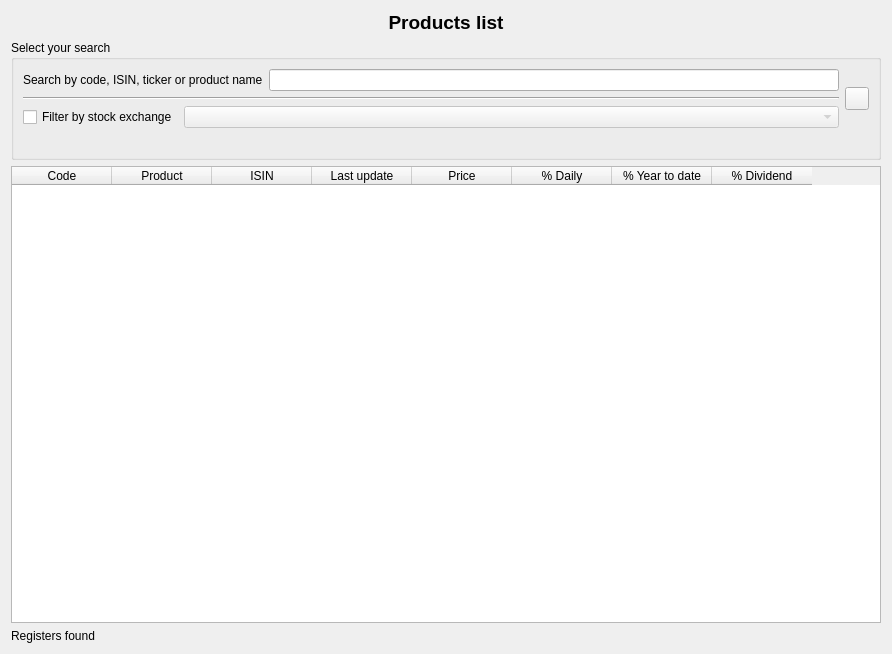
Before: the Qt Designer form xulpymoney/ui/wdgProducts.ui in turulomio/xulpymoney, drawn with Qt 5.
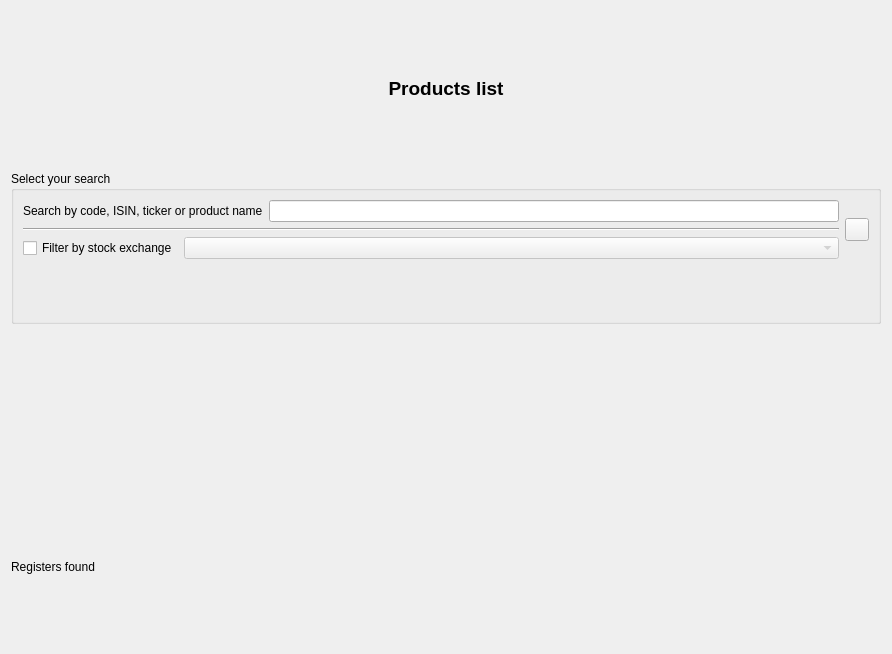
After: the same form once the commit is applied. Icons and pictures are not drawn. Custom widgets are drawn as their Qt base class.

Commit message: Addapting code to new myQTableWidget. wdgProducts

Diff of the .ui file:
```diff
--- a/xulpymoney/ui/wdgProducts.ui
+++ b/xulpymoney/ui/wdgProducts.ui
@@ -117,72 +117,7 @@
       </widget>
      </item>
      <item>
-      <widget class="myQTableWidget" name="tblInvestments">
-       <property name="sizePolicy">
-        <sizepolicy hsizetype="Preferred" vsizetype="Expanding">
-         <horstretch>0</horstretch>
-         <verstretch>0</verstretch>
-        </sizepolicy>
-       </property>
-       <property name="contextMenuPolicy">
-        <enum>Qt::CustomContextMenu</enum>
-       </property>
-       <property name="editTriggers">
-        <set>QAbstractItemView::NoEditTriggers</set>
-       </property>
-       <property name="alternatingRowColors">
-        <bool>true</bool>
-       </property>
-       <property name="selectionBehavior">
-        <enum>QAbstractItemView::SelectRows</enum>
-       </property>
-       <attribute name="horizontalHeaderStretchLastSection">
-        <bool>false</bool>
-       </attribute>
-       <attribute name="verticalHeaderVisible">
-        <bool>false</bool>
-       </attribute>
-       <column>
-        <property name="text">
-         <string>Code</string>
-        </property>
-       </column>
-       <column>
-        <property name="text">
-         <string>Product</string>
-        </property>
-       </column>
-       <column>
-        <property name="text">
-         <string>ISIN</string>
-        </property>
-       </column>
-       <column>
-        <property name="text">
-         <string>Last update</string>
-        </property>
-       </column>
-       <column>
-        <property name="text">
-         <string>Price</string>
-        </property>
-       </column>
-       <column>
-        <property name="text">
-         <string>% Daily</string>
-        </property>
-       </column>
-       <column>
-        <property name="text">
-         <string>% Year to date</string>
-        </property>
-       </column>
-       <column>
-        <property name="text">
-         <string>% Dividend</string>
-        </property>
-       </column>
-      </widget>
+      <widget class="myQTableWidget" name="mqtwInvestments" native="true"/>
      </item>
      <item>
       <widget class="QLabel" name="lblFound">
@@ -387,7 +322,7 @@
  <customwidgets>
   <customwidget>
    <class>myQTableWidget</class>
-   <extends>QTableWidget</extends>
+   <extends>QWidget</extends>
    <header location="global">myqtablewidget</header>
   </customwidget>
  </customwidgets>
```
Left out of the diff: 2 changed lines with no effect on the pictures. The commit also changes 5 other files.
